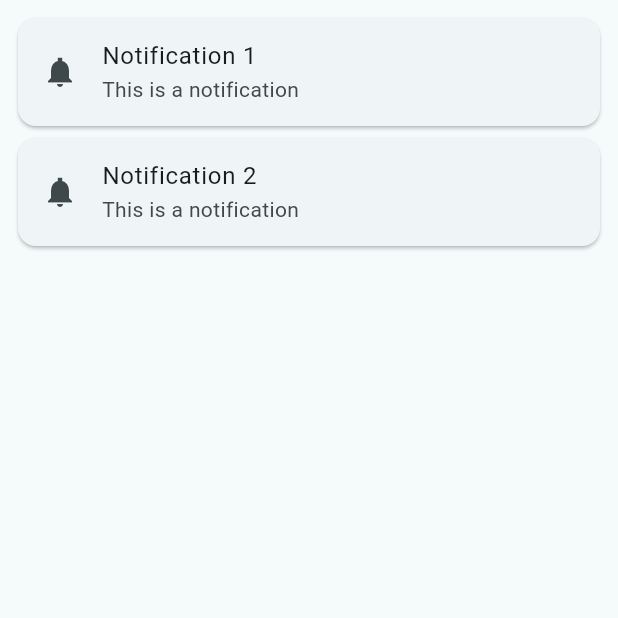
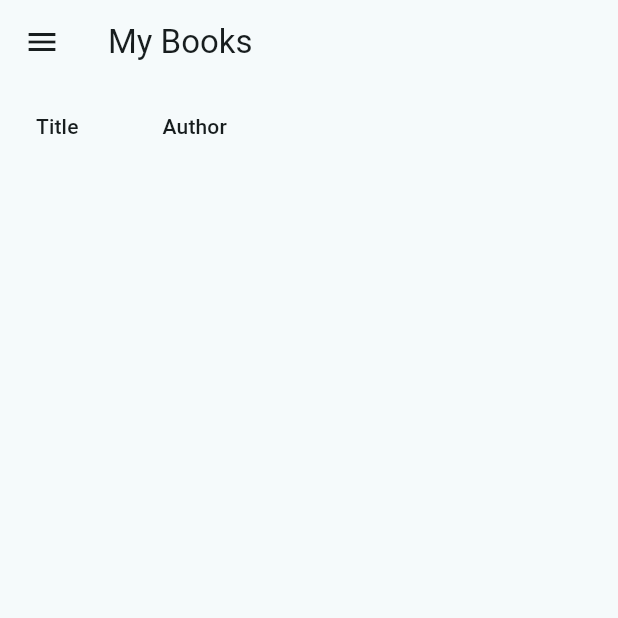
Before and after one commit to samdouble/biblio, a Flutter app: the NotificationsPage screen opened directly, on a phone screen of 412 x 824 dp, the top half of it. Run offline on Flutter 3.47's test engine with Material 3 defaults, Android fonts, the phone set to English and light mode, and no system bars; our stand-ins replace sembast, sqflite; missing offline and left inert: simple_barcode_scanner; accounts and stored records are empty; generated files the repository leaves out were written again.

Commit message:
feat: added SQLite database for books

```diff
--- /dev/null
+++ b/lib/db.dart
@@ -0,0 +1,25 @@
+import 'dart:async';
+import 'package:flutter/widgets.dart';
+import 'package:path/path.dart';
+import 'package:sqflite/sqflite.dart';
+
+Future<Database> initDatabase() async {
+  WidgetsFlutterBinding.ensureInitialized();
+
+  final database = openDatabase(
+    join(await getDatabasesPath(), 'biblio_database.db'),
+    onCreate: (db, version) {
+      return db.execute(
+        """
+          CREATE TABLE books(
+            id TEXT PRIMARY KEY,
+            title TEXT,
+            author TEXT
+          )
+        """,
+      );
+    },
+    version: 1,
+  );
+  return database;
+}
--- a/lib/l10n/app_en.arb
+++ b/lib/l10n/app_en.arb
@@ -1,5 +1,7 @@
 {
+  "author": "Author",
   "home": "Home",
   "myBooks": "My Books",
-  "settings": "Settings"
+  "settings": "Settings",
+  "title": "Title"
 }
--- a/lib/l10n/app_fr.arb
+++ b/lib/l10n/app_fr.arb
@@ -1,5 +1,7 @@
 {
+  "author": "Auteur",
   "home": "Accueil",
   "myBooks": "Mes livres",
-  "settings": "Paramètres"
+  "settings": "Paramètres",
+  "title": "Titre"
 }
--- /dev/null
+++ b/lib/models/book.dart
@@ -0,0 +1,52 @@
+import 'package:sqflite/sqflite.dart';
+
+import 'package:biblio/db.dart';
+
+class Book {
+  final String id;
+  final String title;
+  final String author;
+
+  const Book({
+    required this.id,
+    required this.title,
+    required this.author,
+  });
+
+  Map<String, Object?> toMap() {
+    return {
+      'id': id,
+      'title': title,
+      'author': author,
+    };
+  }
+
+  @override
+  String toString() {
+    return 'Book{id: $id, title: $title, author: $author}';
+  }
+}
+
+Future<List<Book>> fetchBooks() async {
+  final db = await initDatabase();
+  final List<Map<String, Object?>> bookMaps = await db.query('books');
+  return [
+    for (
+      final {
+        'id': id as String,
+        'title': title as String,
+        'author': author as String,
+      } in bookMaps)
+      Book(id: id, title: title, author: author),
+  ];
+}
+
+Future<void> insertBook(Book book) async {
+  final db = await initDatabase();
+
+  await db.insert(
+    'books',
+    book.toMap(),
+    conflictAlgorithm: ConflictAlgorithm.replace,
+  );
+}
--- a/lib/screens/notifications_page.dart
+++ b/lib/screens/notifications_page.dart
@@ -1,28 +1,44 @@
 import 'package:flutter/material.dart';
+import 'package:flutter_gen/gen_l10n/app_localizations.dart';
+
+import 'package:biblio/models/book.dart';
+import 'package:biblio/widgets/books/books_list.dart';
+import 'package:biblio/widgets/main_drawer.dart';
 
 class NotificationsPage extends StatelessWidget {
   @override
   Widget build(BuildContext context) {
-    return const Padding(
-      padding: EdgeInsets.all(8.0),
-      child: Column(
-        children: <Widget>[
-          Card(
-            child: ListTile(
-              leading: Icon(Icons.notifications_sharp),
-              title: Text('Notification 1'),
-              subtitle: Text('This is a notification'),
-            ),
-          ),
-          Card(
-            child: ListTile(
-              leading: Icon(Icons.notifications_sharp),
-              title: Text('Notification 2'),
-              subtitle: Text('This is a notification'),
-            ),
+    return Scaffold(
+      appBar: AppBar(
+        leading: Builder(
+          builder: (context) {
+            return IconButton(
+              icon: const Icon(Icons.menu),
+              onPressed: () {
+                Scaffold.of(context).openDrawer();
+              },
+            );
+          },
+        ),
+        title: Text(AppLocalizations.of(context)!.myBooks),
+      ),
+      body: Row(
+        children: [
+          FutureBuilder<List<Book>>(
+            future: fetchBooks(),
+            builder: (context, AsyncSnapshot<List<Book>> snapshot) {
+              if (snapshot.hasData) {
+                return BooksList(
+                  books: snapshot.data ?? [],
+                );
+              } else {
+                return CircularProgressIndicator();
+              }
+            }
           ),
         ],
       ),
+      drawer: MainDrawer(),
     );
   }
 }
--- /dev/null
+++ b/lib/widgets/books/books_list.dart
@@ -0,0 +1,69 @@
+import 'package:flutter/material.dart';
+import 'package:flutter_gen/gen_l10n/app_localizations.dart';
+
+import 'package:biblio/models/book.dart';
+
+class BooksList extends StatefulWidget {
+  final List<Book> books;
+
+  const BooksList({
+    super.key,
+    required this.books,
+  });
+
+  @override
+  State<BooksList> createState() => _BooksListState();
+}
+
+class _BooksListState extends State<BooksList> {
+  @override
+  Widget build(BuildContext context) {
+    List<bool> selected = List<bool>.generate(widget.books.length, (int index) => false);
+    List<DataRow> rows = [];
+
+    for (int index = 0; index < widget.books.length; index++) {
+      Book book = widget.books[index];
+      rows.add(
+        DataRow(
+          color: WidgetStateProperty.resolveWith<Color?>(
+            (Set<WidgetState> states) {
+              // All rows will have the same selected color.
+              if (states.contains(WidgetState.selected)) {
+                return Theme.of(context).colorScheme.primary.withValues(alpha: 0.08);
+              }
+              // Even rows will have a grey color.
+              if (index.isEven) {
+                return Colors.grey.withValues(alpha: 0.3);
+              }
+              return null; // Use default value for other states and odd rows.
+            }
+          ),
+          cells: <DataCell>[
+            DataCell(Text(book.title)),
+            DataCell(Text(book.author)),
+          ],
+          selected: selected[index],
+          onSelectChanged: (bool? value) {
+            setState(() {
+              selected[index] = value!;
+            });
+          },
+        )
+      );
+    }
+
+    return SingleChildScrollView(
+      child: DataTable(
+        columns: <DataColumn>[
+          DataColumn(
+            label: Text(AppLocalizations.of(context)!.title),
+          ),
+          DataColumn(
+            label: Text(AppLocalizations.of(context)!.author),
+          ),
+        ],
+        rows: rows,
+      ),
+    );
+  }
+}
--- a/lib/widgets/my_widget.dart
+++ b/lib/widgets/my_widget.dart
@@ -1,5 +1,6 @@
 import 'package:flutter/material.dart';
-import '../services/title.dart';
+
+import 'package:biblio/services/title.dart';
 
 class MyWidget extends StatelessWidget {
   @override
--- a/pubspec.yaml
+++ b/pubspec.yaml
@@ -20,6 +20,8 @@ dependencies:
   provider: ^6.0.0
   sembast: ^3.8.0+1
   simple_barcode_scanner: ^0.2.5
+  sqflite: ^2.4.1
+  uuid: ^4.5.1
 
 dev_dependencies:
   flutter_lints: ^4.0.0
```
Also changed, not shown: lib/screens/home_page.dart (+18 -3 lines), pubspec.lock, 1 other file.
